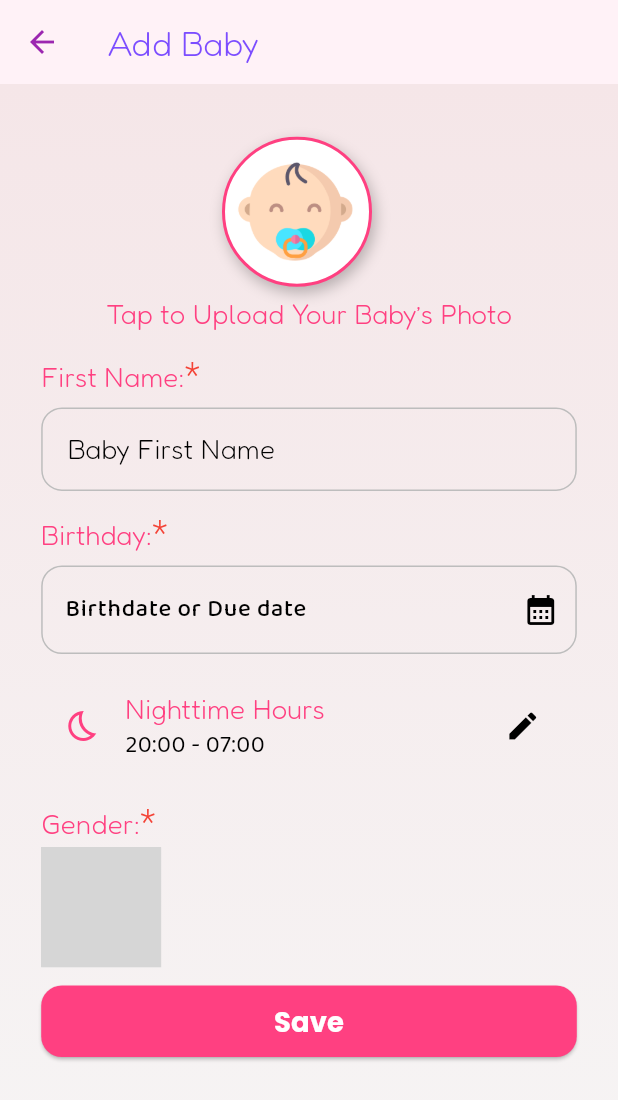
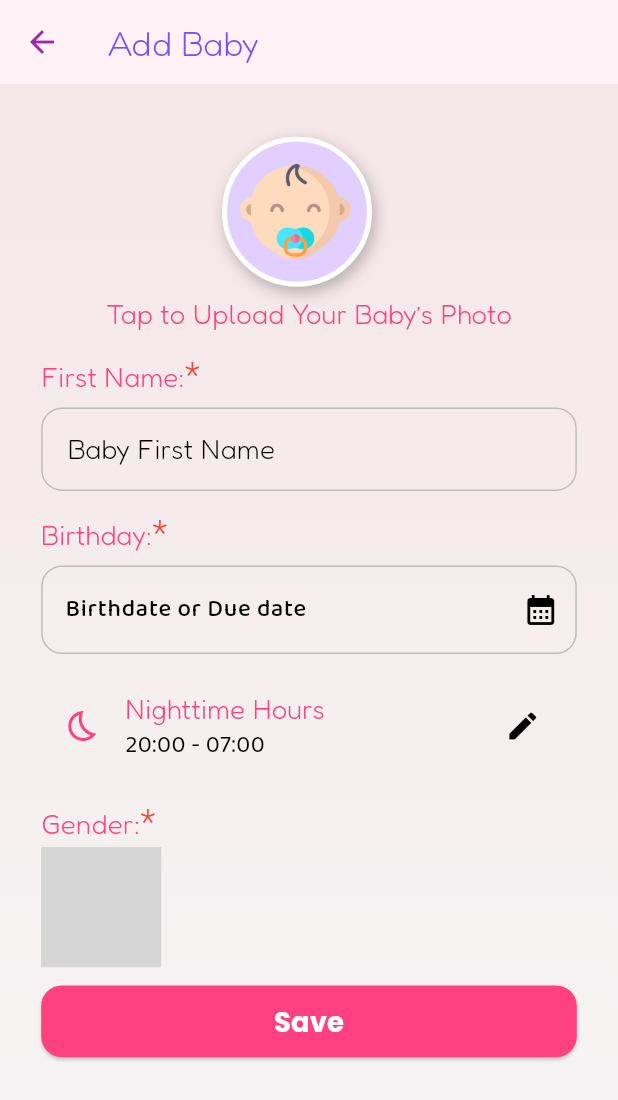
Before and after one commit to fluttergoo/open_baby_sara, a Flutter app: the AddBabyPage screen opened by its route, on a phone screen of 412 x 824 dp. Shown: the top 1100 px of the screen. Run offline on Flutter 3.47's test engine with Material 3 defaults, Android fonts, the phone set to English and light mode, and no system bars; our stand-ins replace another_flushbar, bloc, cloud_firestore, connectivity_plus, convex_bottom_bar, easy_localization and 13 more; missing offline and left inert: bottom_picker, dart:ffi, duration_picker, gender_picker, teeth_selector; accounts and stored records are empty; generated files the repository leaves out were written again; grey boxes are pictures that could not be loaded.

Commit message:
feat: ✨improved UI for circle avatar. Added new border color Baby Profile Picture

```diff
--- a/lib/widgets/custom_avatar.dart
+++ b/lib/widgets/custom_avatar.dart
@@ -1,6 +1,8 @@
 import 'dart:io';
 
 import 'package:flutter/material.dart';
+import 'package:flutter_sara_baby_tracker_and_sound/core/app_colors.dart';
+import 'package:flutter_screenutil/flutter_screenutil.dart';
 
 class CustomAvatar extends StatefulWidget {
   String? imageUrl;
@@ -37,7 +39,7 @@ class _CustomAvatarState extends State<CustomAvatar> {
         height: widget.size,
         margin: const EdgeInsets.only(top: 16, right: 16),
         decoration: BoxDecoration(
-          color: Colors.white,
+          color: AppColors.vaccineColor,
           shape: BoxShape.circle,
           boxShadow: const [
             BoxShadow(
@@ -47,8 +49,8 @@ class _CustomAvatarState extends State<CustomAvatar> {
             ),
           ],
           border: Border.all(
-            color: Theme.of(context).primaryColor,
-            width: 2,
+            color: Colors.white,
+            width: 3.w,
           ),
         ),
         child: Stack(
```
